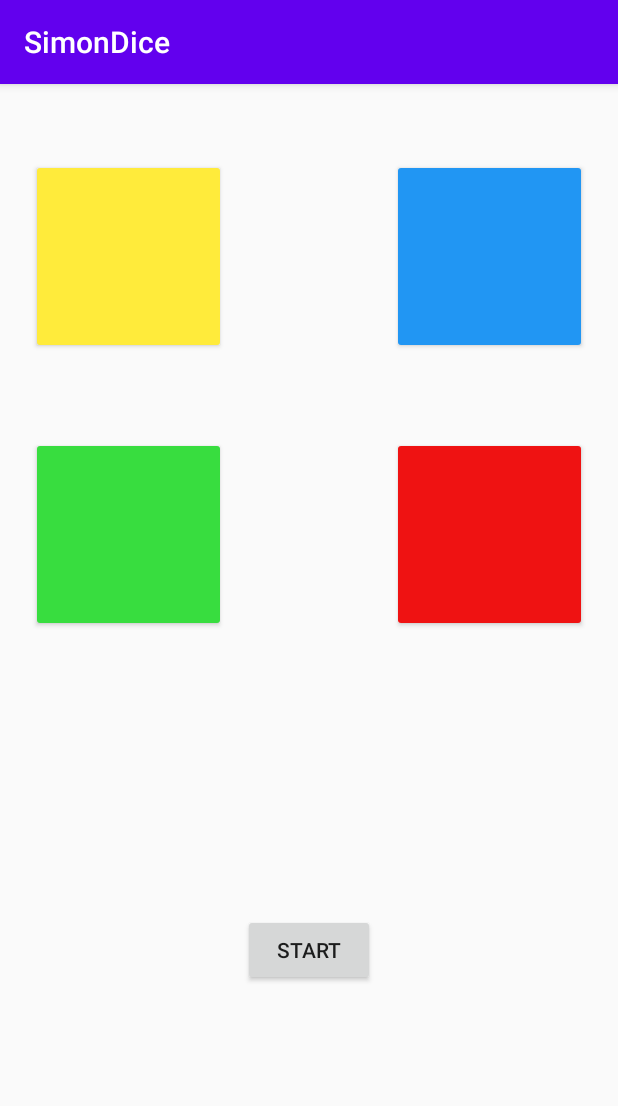
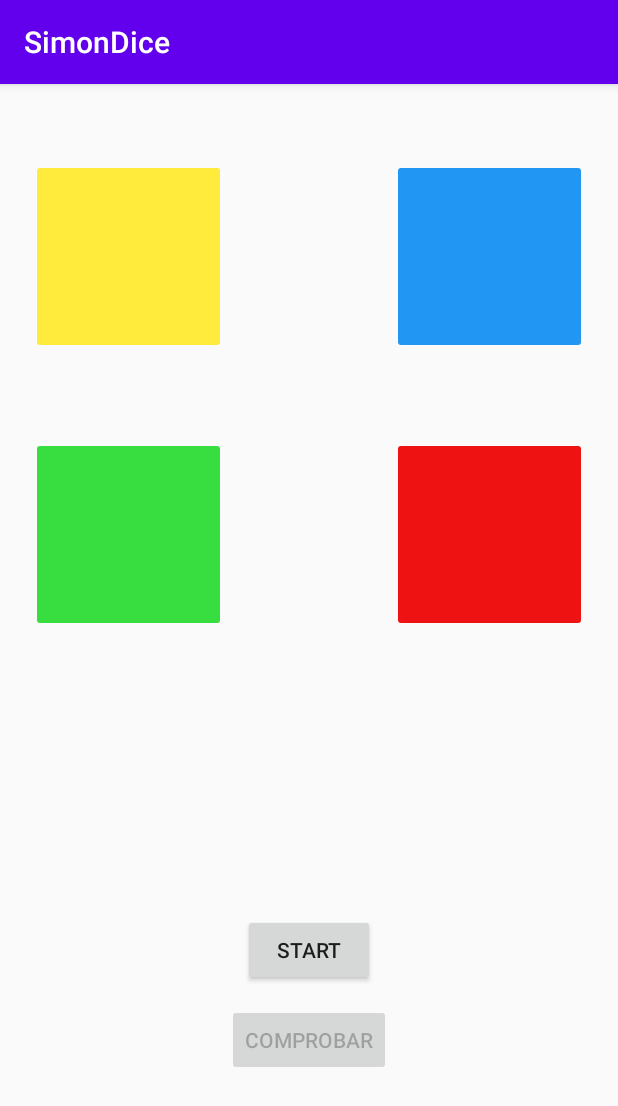
Before and after one commit to jalvarezbarciela/SimonDice, an Android app: the screen it shows after launch (MainActivity), on a phone screen of 412 x 824 dp. Shown: the top 1106 px of the screen. Run offline under Robolectric (Android 15) with nearby library versions, the phone set to English and light mode, and no system bars.

Commit message:
Simon dice(final)

```diff
--- a/app/src/main/java/com/dam2/simondice/MainActivity.kt
+++ b/app/src/main/java/com/dam2/simondice/MainActivity.kt
@@ -2,23 +2,74 @@ package com.dam2.simondice
 
 import androidx.appcompat.app.AppCompatActivity
 import android.os.Bundle
+
 import android.widget.Button
 import android.widget.Toast
+
+
+
+import androidx.lifecycle.Observer
+import androidx.activity.viewModels
 
 class MainActivity : AppCompatActivity() {
     override fun onCreate(savedInstanceState: Bundle?) {
         super.onCreate(savedInstanceState)
         setContentView(R.layout.activity_main)
-        var sec: MutableList<Int> = mutableListOf<Int>()
-        var user_sec: MutableList<Int> = mutableListOf<Int>()
-        var finished  = false
-        val button_red : Button = findViewById(R.id.rojo)
-        val button_yellow : Button = findViewById(R.id.amarillo)
-        val button_blue : Button = findViewById(R.id.azul)
-        val button_green : Button = findViewById(R.id.verde)
-        val button_start : Button = findViewById(R.id.start)
-
+        var Estado : Boolean
+        val butonrojo : Button = findViewById(R.id.rojo)
+        val botonamarillo : Button = findViewById(R.id.amarillo)
+        val botonazul : Button = findViewById(R.id.azul)
+        val botonverde : Button = findViewById(R.id.verde)
+        val start : Button = findViewById(R.id.start)
+        val check : Button = findViewById(R.id.check)
+        val Btcolor = listOf(butonrojo,botonverde,botonamarillo,botonazul)
         val toast = Toast.makeText(applicationContext,"Juego terminado", Toast.LENGTH_SHORT)
         val toast2 = Toast.makeText(applicationContext,"Inicio", Toast.LENGTH_SHORT)
+
+        val ModeloJuego by viewModels<liveData>()
+
+        ModeloJuego.gameState.observe(this, Observer{
+                gs -> Estado = gs
+            if(Estado) {
+                butonrojo.setEnabled(false)
+                botonamarillo.setEnabled(false)
+                botonazul.setEnabled(false)
+                botonverde.setEnabled(false)
+                check.setEnabled(false)
+            }else{
+                butonrojo.setEnabled(true)
+                botonamarillo.setEnabled(true)
+                botonazul.setEnabled(true)
+                botonverde.setEnabled(true)
+                check.setEnabled(true)
+            }
+        })
+
+        ModeloJuego.secuenciaJ.observe(this, Observer{
+            ModeloJuego.showSec(Btcolor)
+        })
+
+        start.setOnClickListener{
+            toast2.show()
+            ModeloJuego.init_game()
+        }
+
+        check.setOnClickListener{
+            if(!ModeloJuego.checkSec()){
+                toast.show()
+            }
+        }
+        butonrojo.setOnClickListener{
+            ModeloJuego.addUserSec(1)
+        }
+        botonverde.setOnClickListener{
+            ModeloJuego.addUserSec(2)
+        }
+        botonamarillo.setOnClickListener{
+            ModeloJuego.addUserSec(3)
+        }
+        botonazul.setOnClickListener{
+            ModeloJuego.addUserSec(4)
+        }
     }
 }
--- /dev/null
+++ b/app/src/main/java/com/dam2/simondice/liveData.kt
@@ -0,0 +1,78 @@
+package com.dam2.simondice
+
+import android.util.Log
+import android.widget.Button
+import androidx.lifecycle.LiveData
+import androidx.lifecycle.MutableLiveData
+import androidx.lifecycle.ViewModel
+import kotlinx.coroutines.CoroutineScope
+import kotlinx.coroutines.Dispatchers
+import kotlinx.coroutines.delay
+import kotlinx.coroutines.launch
+import kotlin.random.Random
+
+
+class liveData : ViewModel() {
+    val secuenciaJ = MutableLiveData<MutableList<Int>>()
+    val secuenciaU = MutableLiveData<MutableList<Int>>()
+    val gameState = MutableLiveData<Boolean>()
+
+    init {
+        secuenciaU.value = mutableListOf<Int>()
+        secuenciaJ.value = mutableListOf<Int>()
+        gameState.value = true
+    }
+
+    fun init_game() {
+        gameState.value = false;
+        reset()
+        addToSecu()
+    }
+
+    private fun addToSecu() {
+        val numb = Random.nextInt(4) + 1
+        //val numb = 1;
+        secuenciaJ.value?.add(numb)
+        secuenciaJ.postValue(secuenciaJ.value)
+    }
+
+    fun checkSec(): Boolean {
+        var ret = false
+        if (secuenciaJ.value == secuenciaU.value && gameState.value == false) {
+            addToSecu()
+            secuenciaU.value?.clear()
+            ret = true;
+        } else {
+            gameState.value = true;
+        }
+        return ret;
+    }
+
+    private fun reset() {
+        secuenciaJ.value?.clear()
+        secuenciaU.value?.clear()
+    }
+
+    fun addUserSec(color: Int) {
+        when (color) {
+            1 -> secuenciaU.value?.add(1)
+            2 -> secuenciaU.value?.add(2)
+            3 -> secuenciaU.value?.add(3)
+            else -> secuenciaU.value?.add(4)
+        }
+    }
+
+    fun getSec(): MutableList<Int> {
+        return secuenciaJ.value!!
+    }
+
+    fun showSec(listButton: List<Button>) {
+        CoroutineScope(Dispatchers.Main).launch {
+            for (colors in secuenciaJ.value!!) {
+                listButton.get(colors-1).setPressed(true)
+                delay(1000)
+                listButton.get(colors-1).setPressed(false)
+            }
+        }
+    }
+}
--- a/app/src/main/res/layout/activity_main.xml
+++ b/app/src/main/res/layout/activity_main.xml
@@ -71,4 +71,16 @@
         app:layout_constraintStart_toStartOf="parent"
         app:layout_constraintTop_toBottomOf="@+id/rojo" />
 
+    <Button
+        android:id="@+id/check"
+        android:layout_width="wrap_content"
+        android:layout_height="wrap_content"
+        android:layout_marginStart="151dp"
+        android:layout_marginTop="12dp"
+        android:layout_marginEnd="151dp"
+        android:text="Comprobar"
+        app:layout_constraintEnd_toEndOf="parent"
+        app:layout_constraintStart_toStartOf="parent"
+        app:layout_constraintTop_toBottomOf="@+id/start" />
+
 </androidx.constraintlayout.widget.ConstraintLayout>
```
Also changed, not shown: app/build.gradle (+13 -3 lines).
